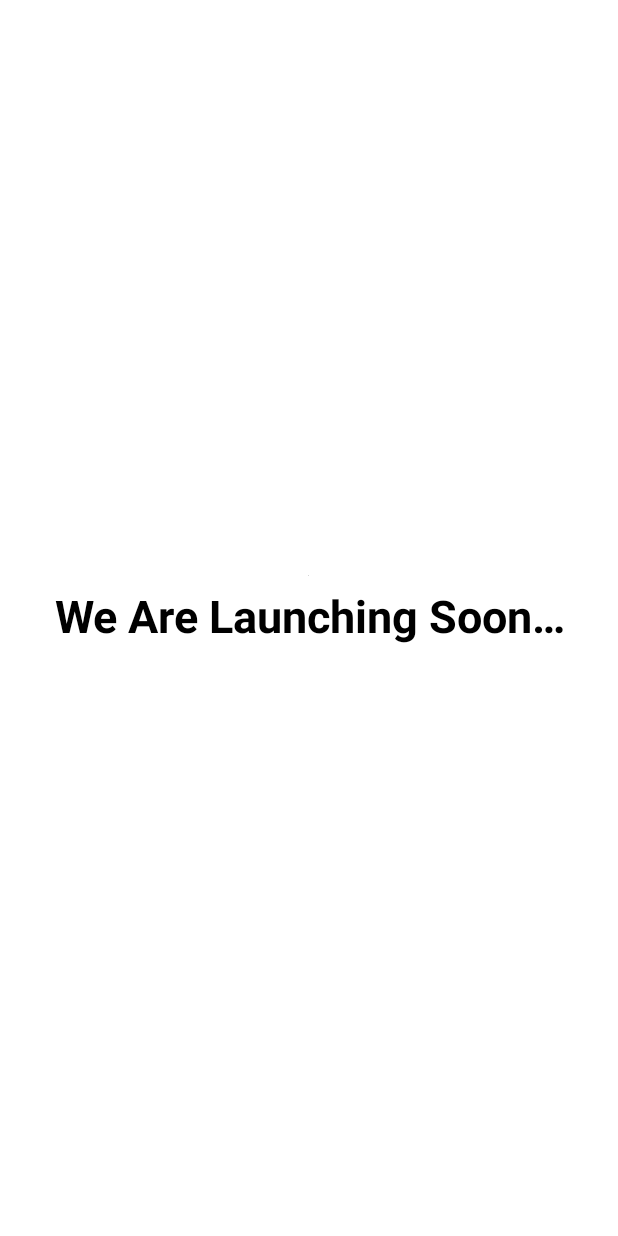
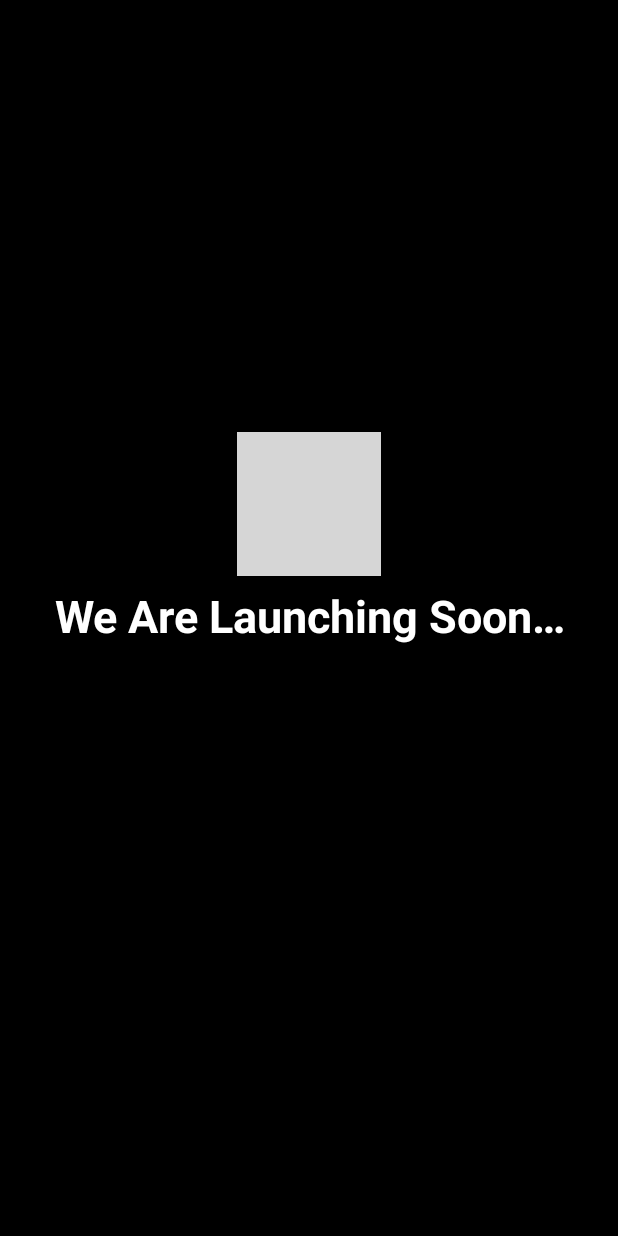
Before and after one commit to Mahi-developer/FarmSales, an Android app: the layout activity_home_page.xml on its own in the app's theme, with its tools: preview values and no code run, on a phone screen of 412 x 824 dp. Run offline under Robolectric (Android 15) with nearby library versions, the phone set to English and light mode, and no system bars; grey boxes are pictures that could not be loaded.

```diff
--- a/app/src/main/res/layout/activity_home_page.xml
+++ b/app/src/main/res/layout/activity_home_page.xml
@@ -4,7 +4,7 @@
     xmlns:tools="http://schemas.android.com/tools"
     android:layout_width="match_parent"
     android:layout_height="match_parent"
-    android:background="?colorSecondary"
+    android:background="?colorPrimary"
     tools:context=".Home_page">
 
     <TextView
@@ -13,7 +13,7 @@
         android:layout_height="44dp"
         android:text="@string/we_are_launching_soon"
         android:textAlignment="center"
-        android:textColor="?colorPrimary"
+        android:textColor="?colorSecondary"
         android:textSize="30sp"
         android:textStyle="bold"
         android:layout_centerInParent="true"/>
@@ -21,9 +21,12 @@
     <ImageView
         android:id="@+id/imageView"
         android:layout_centerHorizontal="true"
+        android:src="@drawable/user_profile"
         android:layout_alignBottom="@id/textView2"
         android:layout_marginBottom="50dp"
         android:layout_width="wrap_content"
         android:layout_height="wrap_content"
-        tools:srcCompat="@tools:sample/avatars" />
+        tools:srcCompat="@tools:sample/avatars"
+        android:contentDescription="@string/todo" />
+
 </RelativeLayout>
```
